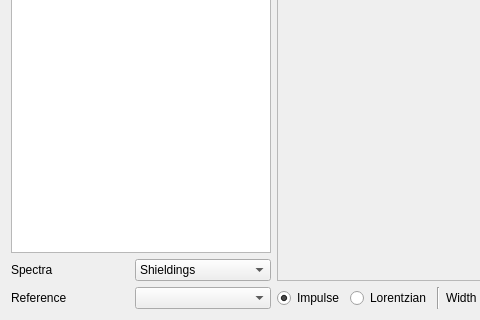
Qt form src/Configurator/NmrConfigurator.ui (nutjunkie/IQmol) before a commit; both pictures show x 0 to 480 and y 118 to 438 of the 935 by 438 pixel window.
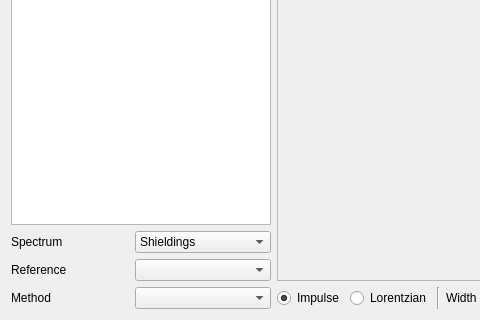
The same form after that commit.

Commit message: NMR code changes - mainly for the configurator

What changed in the file:
```diff
--- a/src/Configurator/NmrConfigurator.ui
+++ b/src/Configurator/NmrConfigurator.ui
@@ -141,7 +141,7 @@
        <item row="0" column="0">
         <widget class="QLabel" name="label">
          <property name="text">
-          <string>Spectra</string>
+          <string>Spectrum</string>
          </property>
         </widget>
        </item>
@@ -196,6 +196,16 @@
          </item>
         </widget>
        </item>
+       <item row="2" column="0">
+        <widget class="QLabel" name="label_2">
+         <property name="text">
+          <string>Method</string>
+         </property>
+        </widget>
+       </item>
+       <item row="2" column="1">
+        <widget class="QComboBox" name="methodCombo"/>
+       </item>
       </layout>
      </item>
     </layout>
```
Left out of the diff: 4 changed lines with no effect on the pictures. The commit also changes 18 other files.
